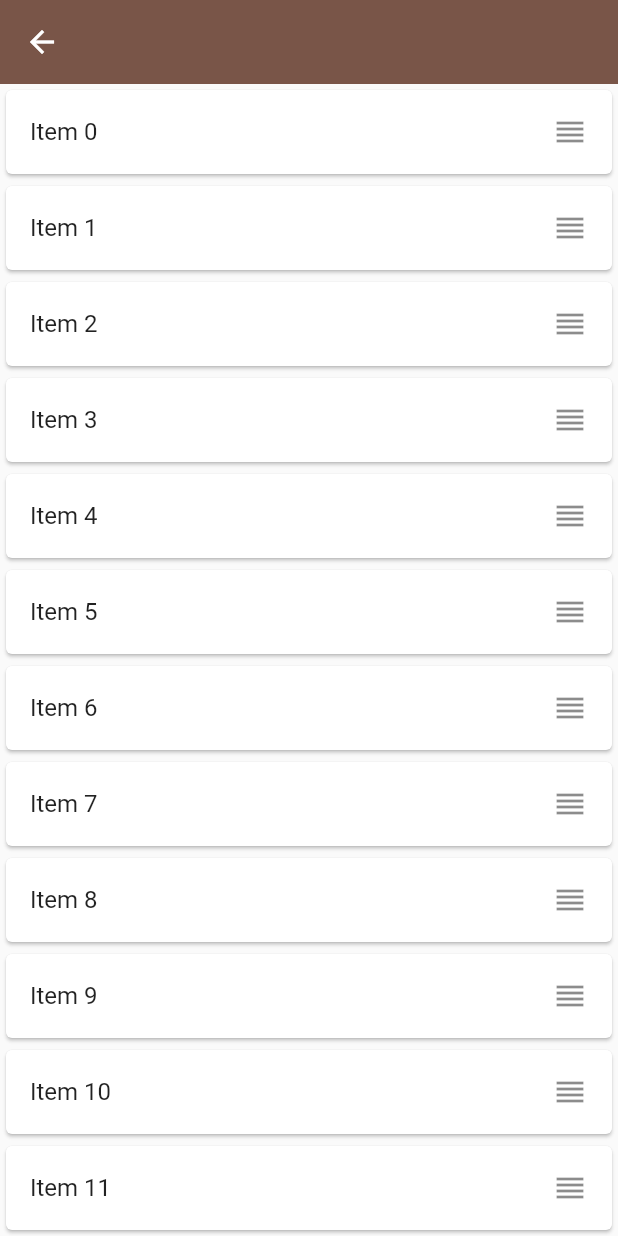
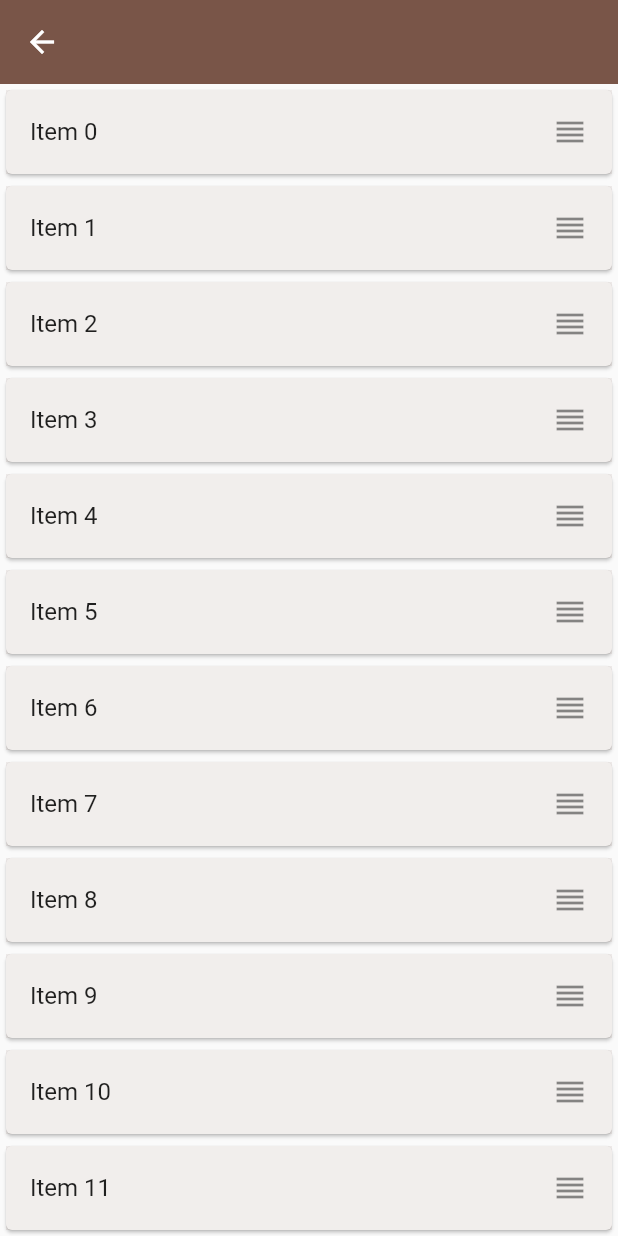
Before and after one commit to popy1017/flutter_reorder_list_sample, a Flutter app: the screen it shows after launch, after a tap on "SliverReorderableList", on a phone screen of 412 x 824 dp. Run offline on Flutter 3.47's test engine with Material 2 defaults, Android fonts, the light colour scheme and no system bars; our stand-ins replace flutter_riverpod; missing offline and left inert: reorderable_grid.

Commit message:
ReorderableGridViewのサンプルを追加

```diff
--- a/lib/home.dart
+++ b/lib/home.dart
@@ -1,5 +1,6 @@
 import 'package:flutter/material.dart';
 import 'package:flutter_reorder_list_sample/reordable_list_view_page.dart';
+import 'package:flutter_reorder_list_sample/reorderable_grid_view_sample.dart';
 import 'package:flutter_reorder_list_sample/sliver_reorderable_list_page.dart';
 
 class Home extends StatelessWidget {
@@ -23,6 +24,12 @@ class Home extends StatelessWidget {
               _moveTo(context, const SliverReorderableListPage());
             },
           ),
+          ListTile(
+            title: const Text('ReorderableGridViewSample'),
+            onTap: () {
+              _moveTo(context, const ReorderableGridViewSample());
+            },
+          ),
         ],
       ),
     );
--- a/lib/item.dart
+++ b/lib/item.dart
@@ -1,8 +1,31 @@
+import 'dart:math';
+
 import 'package:flutter/material.dart';
 
 class Item {
   Item(this.name);
   final String name;
+  final Color color = Colors
+      .primaries[Random().nextInt(Colors.primaries.length)]
+      .withOpacity(0.1);
+}
+
+class ItemTile extends StatelessWidget {
+  const ItemTile(this.item, {Key? key}) : super(key: key);
+
+  final Item item;
+
+  @override
+  Widget build(BuildContext context) {
+    return Card(
+      key: key,
+      child: ListTile(
+        title: Text(item.name),
+        trailing: const Icon(Icons.reorder),
+        tileColor: item.color,
+      ),
+    );
+  }
 }
 
 class ItemCard extends StatelessWidget {
@@ -14,9 +37,13 @@ class ItemCard extends StatelessWidget {
   Widget build(BuildContext context) {
     return Card(
       key: key,
-      child: ListTile(
-        title: Text(item.name),
-        trailing: const Icon(Icons.reorder),
+      child: Container(
+        // Card に color フィールドがあるが、item.colorにopacityを設定していて、
+        // 透過してしまうため Containerに色をつける
+        color: item.color,
+        child: Center(
+          child: Text(item.name),
+        ),
       ),
     );
   }
--- a/lib/sliver_reorderable_list_page.dart
+++ b/lib/sliver_reorderable_list_page.dart
@@ -29,7 +29,7 @@ class SliverReorderableListPage extends ConsumerWidget {
             itemBuilder: (_, index) => ReorderableDelayedDragStartListener(
               index: index,
               key: Key('$index'),
-              child: ItemCard(items[index]),
+              child: ItemTile(items[index]),
             ),
             itemCount: items.length,
             onReorder: (int oldIndex, int newIndex) {
--- a/pubspec.yaml
+++ b/pubspec.yaml
@@ -35,6 +35,7 @@ dependencies:
   # Use with the CupertinoIcons class for iOS style icons.
   cupertino_icons: ^1.0.2
   flutter_riverpod: ^1.0.3
+  reorderable_grid: ^1.0.3
 
 dev_dependencies:
   flutter_test:
```
Also changed, not shown: lib/reorderable_grid_view_sample.dart (renamed from lib/reordable_list_view_page.dart, +10 -13 lines), pubspec.lock.
